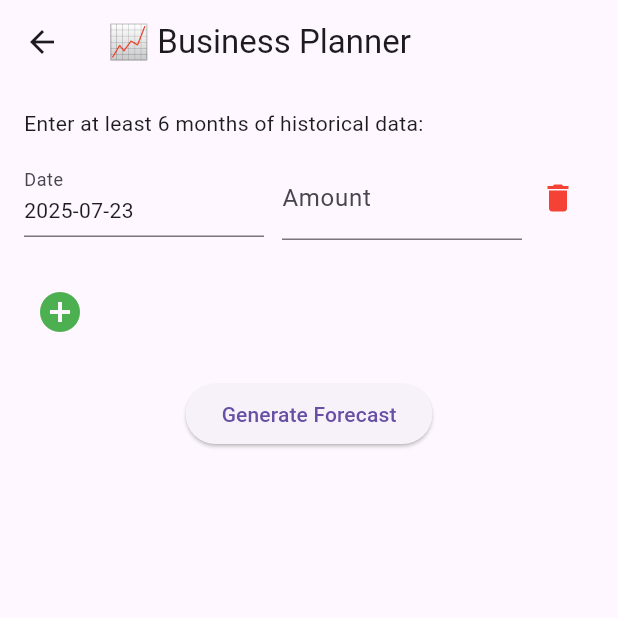
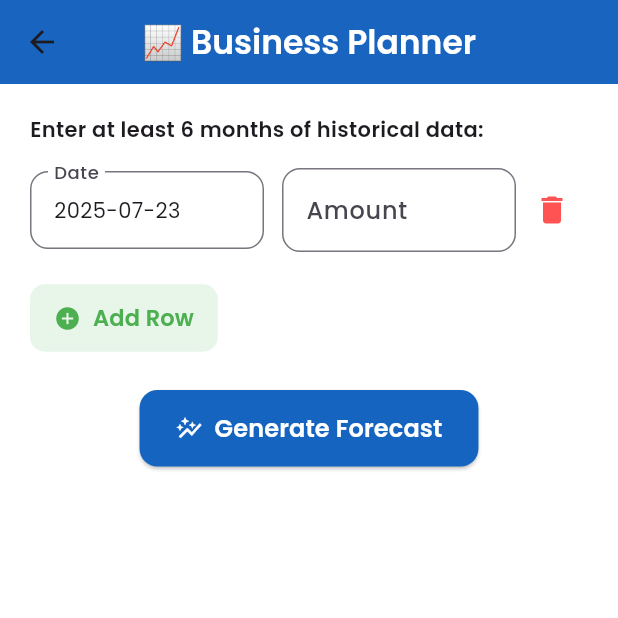
Before and after one commit to rakhi-1112/generic_voice_assistant, a Flutter app: the PlannerScreen screen opened directly, on a phone screen of 412 x 824 dp, the top half of it. Run offline on Flutter 3.47's test engine with Material 3 defaults, Android fonts, the phone set to English and light mode, and no system bars; our stand-ins replace audioplayers, firebase_auth, firebase_core, fl_chart, flutter_animate, flutter_markdown and 6 more; missing offline and left inert: flutter_sound, record; accounts and stored records are empty.

Commit message:
modify css for planner

```diff
--- a/frontend_flutter/lib/screens/financial_toolkit/planner_screen.dart
+++ b/frontend_flutter/lib/screens/financial_toolkit/planner_screen.dart
@@ -1,4 +1,5 @@
 import 'package:flutter/material.dart';
+import 'package:google_fonts/google_fonts.dart';
 import 'package:intl/intl.dart';
 import '../../api/toolkit_api.dart';
 
@@ -35,6 +36,30 @@ class _PlannerScreenState extends State<PlannerScreen> {
     initialDate: history[index]["ds"],
     firstDate: DateTime(2000),
     lastDate: DateTime(2100),
+    builder: (context, child) {
+      return Theme(
+        data: ThemeData(
+          colorScheme: ColorScheme.light(
+            primary: Colors.blue.shade800, // header & active date color
+            onPrimary: Colors.white,       // text color on primary
+            surface: Colors.white,         // calendar background
+            onSurface: Colors.black87,     // default text
+          ),
+          dialogBackgroundColor: Colors.white,
+          textTheme: GoogleFonts.poppinsTextTheme().copyWith(
+            titleMedium: GoogleFonts.poppins(fontWeight: FontWeight.w600),
+            bodyLarge: GoogleFonts.poppins(),
+            bodyMedium: GoogleFonts.poppins(),
+          ),
+          dialogTheme: DialogThemeData(
+            shape: RoundedRectangleBorder(
+              borderRadius: BorderRadius.circular(16),
+            ),
+          ),
+        ),
+        child: child!,
+      );
+    },
   );
 
   if (picked != null) {
@@ -44,8 +69,8 @@ class _PlannerScreenState extends State<PlannerScreen> {
   }
 }
 
+
   void _getForecast() async {
-    // Format data as required
     final formatted = history
         .where((e) => e["y"] != null)
         .map((e) => {
@@ -69,16 +94,32 @@ class _PlannerScreenState extends State<PlannerScreen> {
 
   @override
   Widget build(BuildContext context) {
+    final primaryColor = Colors.blue.shade800;
+
     return Scaffold(
-      appBar: AppBar(title: const Text("📈 Business Planner")),
+      backgroundColor: Colors.white,
+      appBar: AppBar(
+        backgroundColor: primaryColor,
+        title: Text(
+          "📈 Business Planner",
+          style: GoogleFonts.poppins(
+            color: Colors.white,
+            fontWeight: FontWeight.w600,
+          ),
+        ),
+        centerTitle: true,
+        elevation: 1,
+      ),
       body: SingleChildScrollView(
-        padding: const EdgeInsets.all(16),
+        padding: const EdgeInsets.all(20),
         child: Column(
           crossAxisAlignment: CrossAxisAlignment.start,
           children: [
-            const Text("Enter at least 6 months of historical data:"),
-            const SizedBox(height: 12),
-
+            Text(
+              "Enter at least 6 months of historical data:",
+              style: GoogleFonts.poppins(fontWeight: FontWeight.w600),
+            ),
+            const SizedBox(height: 16),
             ...history.asMap().entries.map((entry) {
               final index = entry.key;
               final item = entry.value;
@@ -92,8 +133,15 @@ class _PlannerScreenState extends State<PlannerScreen> {
                       child: InkWell(
                         onTap: () => _selectDate(index),
                         child: InputDecorator(
-                          decoration: const InputDecoration(labelText: "Date"),
-                          child: Text(DateFormat('yyyy-MM-dd').format(item["ds"])),
+                          decoration: InputDecoration(
+                            labelText: "Date",
+                            labelStyle: GoogleFonts.poppins(fontWeight: FontWeight.w500),
+                            border: OutlineInputBorder(borderRadius: BorderRadius.circular(12)),
+                          ),
+                          child: Text(
+                            DateFormat('yyyy-MM-dd').format(item["ds"]),
+                            style: GoogleFonts.poppins(),
+                          ),
                         ),
                       ),
                     ),
@@ -102,7 +150,12 @@ class _PlannerScreenState extends State<PlannerScreen> {
                       flex: 2,
                       child: TextField(
                         keyboardType: TextInputType.number,
-                        decoration: const InputDecoration(labelText: "Amount"),
+                        decoration: InputDecoration(
+                          labelText: "Amount",
+                          labelStyle: GoogleFonts.poppins(fontWeight: FontWeight.w500),
+                          border: OutlineInputBorder(borderRadius: BorderRadius.circular(12)),
+                        ),
+                        style: GoogleFonts.poppins(),
                         onChanged: (value) {
                           setState(() {
                             item["y"] = double.tryParse(value);
@@ -111,7 +164,7 @@ class _PlannerScreenState extends State<PlannerScreen> {
                       ),
                     ),
                     IconButton(
-                      icon: const Icon(Icons.delete, color: Colors.red),
+                      icon: const Icon(Icons.delete, color: Colors.redAccent),
                       onPressed: () => _removeRow(index),
                     ),
                   ],
@@ -119,52 +172,80 @@ class _PlannerScreenState extends State<PlannerScreen> {
               );
             }).toList(),
 
-            const SizedBox(height: 12),
-
-            Align(
-              alignment: Alignment.centerLeft,
-              child: IconButton(
-                icon: const Icon(Icons.add_circle, size: 32, color: Colors.green),
+            const SizedBox(height: 8),
+            TextButton.icon(
               onPressed: _addRow,
-                tooltip: "Add Row",
+              icon: const Icon(Icons.add_circle, color: Colors.green),
+              label: Text(
+                "Add Row",
+                style: GoogleFonts.poppins(
+                  fontSize: 15,
+                  color: Colors.green,
+                  fontWeight: FontWeight.w600,
                 ),
               ),
-
-            const SizedBox(height: 20),
-
-            Center(
-              child: ElevatedButton(
-                onPressed: _getForecast,
-                child: const Text("Generate Forecast"),
+              style: TextButton.styleFrom(
+                backgroundColor: Colors.green.shade50,
+                padding: const EdgeInsets.symmetric(horizontal: 16, vertical: 12),
+                shape: RoundedRectangleBorder(
+                  borderRadius: BorderRadius.circular(10),
+                ),
               ),
             ),
 
             const SizedBox(height: 24),
+            Center(
+              child: ElevatedButton.icon(
+                icon: const Icon(Icons.auto_graph),
+                onPressed: _getForecast,
+                label: Text(
+                  "Generate Forecast",
+                  style: GoogleFonts.poppins(fontWeight: FontWeight.w600, fontSize: 16),
+                ),
+                style: ElevatedButton.styleFrom(
+                  backgroundColor: primaryColor,
+                  foregroundColor: Colors.white,
+                  padding: const EdgeInsets.symmetric(horizontal: 24, vertical: 14),
+                  shape: RoundedRectangleBorder(borderRadius: BorderRadius.circular(12)),
+                ),
+              ),
+            ),
 
-            if (errorMessage != null) ...[
-              Text(errorMessage!, style: const TextStyle(color: Colors.red)),
-            ] else if (forecast.isNotEmpty) ...[
-              const Text(
+            const SizedBox(height: 24),
+            if (errorMessage != null)
+              Text(
+                errorMessage!,
+                style: GoogleFonts.poppins(color: Colors.red),
+              )
+            else if (forecast.isNotEmpty) ...[
+              Text(
                 "📊 Forecast for next 3 months:",
-                style: TextStyle(fontWeight: FontWeight.bold, fontSize: 16),
+                style: GoogleFonts.poppins(
+                  fontWeight: FontWeight.bold,
+                  fontSize: 16,
+                ),
               ),
               const SizedBox(height: 12),
               SingleChildScrollView(
                 scrollDirection: Axis.horizontal,
                 child: DataTable(
-                  columns: const [
-                    DataColumn(label: Text("Date")),
-                    DataColumn(label: Text("Projected Amount")),
+                  columns: [
+                    DataColumn(
+                      label: Text("Date", style: GoogleFonts.poppins(fontWeight: FontWeight.w600)),
+                    ),
+                    DataColumn(
+                      label: Text("Projected Amount", style: GoogleFonts.poppins(fontWeight: FontWeight.w600)),
+                    ),
                   ],
                   rows: forecast.map((entry) {
                     return DataRow(cells: [
-                      DataCell(Text(entry['ds'])),
-                      DataCell(Text("₹${entry['yhat'].toStringAsFixed(2)}")),
+                      DataCell(Text(entry['ds'], style: GoogleFonts.poppins())),
+                      DataCell(Text("₹${entry['yhat'].toStringAsFixed(2)}", style: GoogleFonts.poppins())),
                     ]);
                   }).toList(),
                 ),
               ),
-            ]
+            ],
           ],
         ),
       ),
```
Lines whose indentation alone changed are shown as unchanged.
